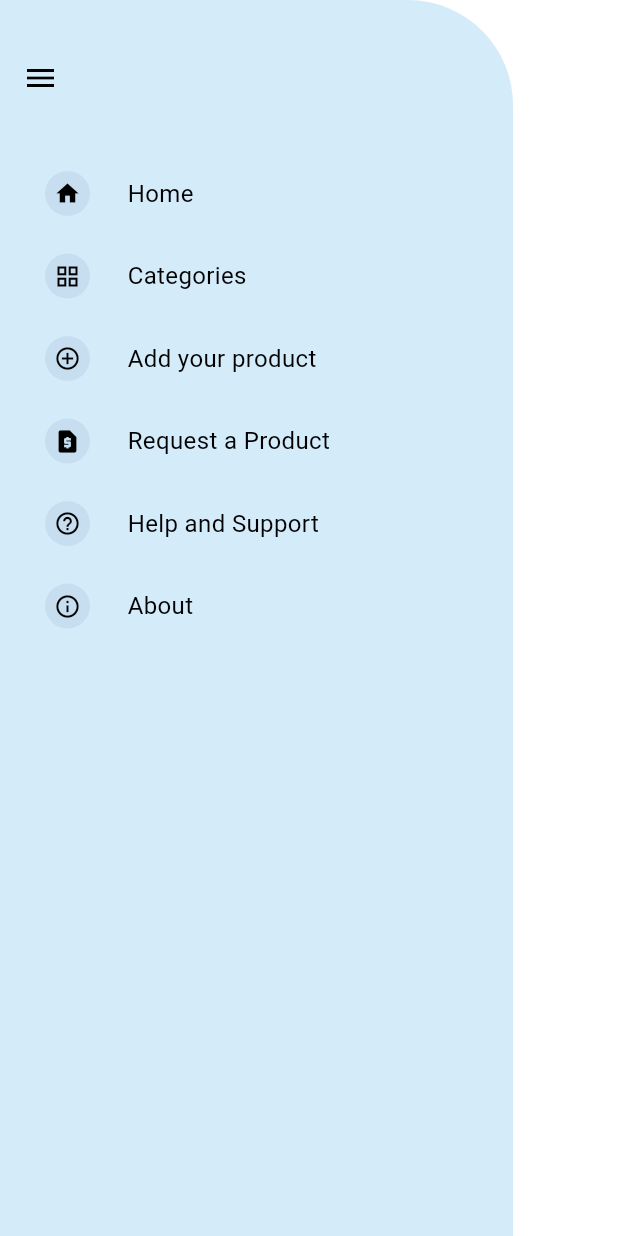
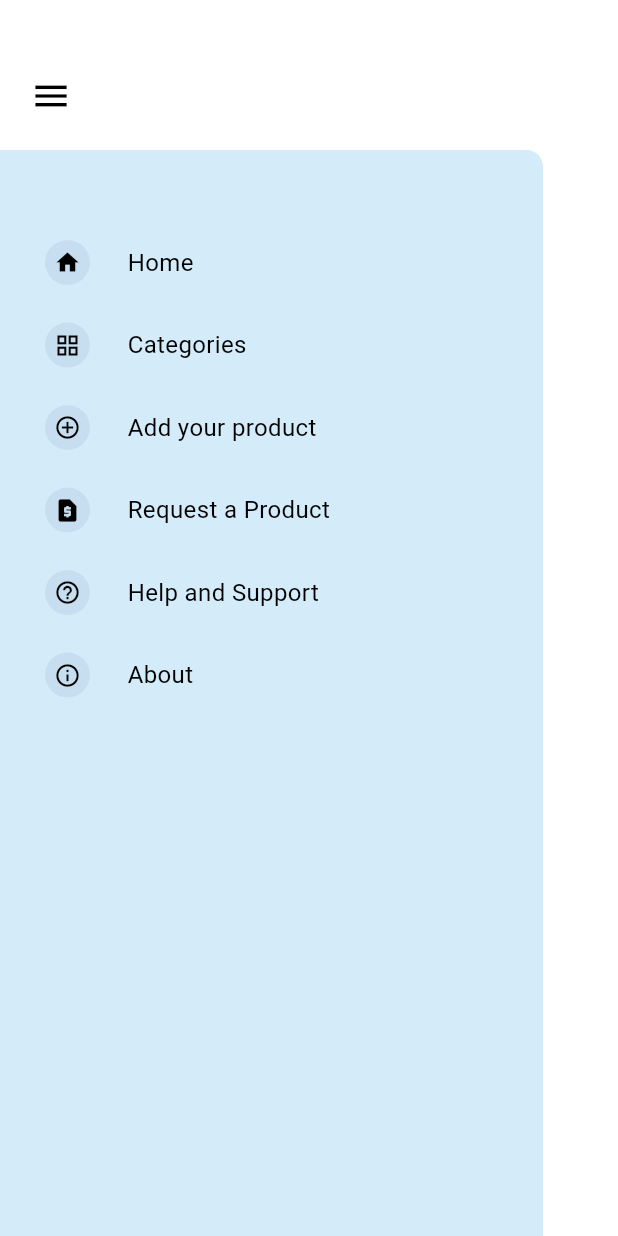
Before and after one commit to RushirajRavalji/GearCare, a Flutter app: the screen it shows after launch, after a tap on the "menu" icon, on a phone screen of 412 x 824 dp. Run offline on Flutter 3.47's test engine with Material 3 defaults, Android fonts, the phone set to English and light mode, and no system bars.

Commit message:
customized menu bar

```diff
--- a/lib/pages/about.dart
+++ b/lib/pages/about.dart
@@ -8,7 +8,7 @@ class About extends StatelessWidget {
     return Scaffold(
       backgroundColor: Colors.white,
       appBar: AppBar(
-        backgroundColor: Theme.of(context).colorScheme.background,
+        backgroundColor: Theme.of(context).colorScheme.primary,
         title: Text("about", style: TextStyle(color: Colors.black)),
       ),
       body: Center(child: Text("About screen")),
--- a/lib/pages/help_support.dart
+++ b/lib/pages/help_support.dart
@@ -8,7 +8,7 @@ class HelpSupport extends StatelessWidget {
     return Scaffold(
       backgroundColor: Colors.white,
       appBar: AppBar(
-        backgroundColor: Theme.of(context).colorScheme.background,
+        backgroundColor: Theme.of(context).colorScheme.primary,
         title: Text("Help and Support", style: TextStyle(color: Colors.black)),
       ),
       body: Center(child: Text("Help and support page")),
--- a/lib/pages/home.dart
+++ b/lib/pages/home.dart
@@ -120,13 +120,16 @@ class _HomeState extends State<Home> with SingleTickerProviderStateMixin {
               height: 45,
               decoration: BoxDecoration(
                 borderRadius: BorderRadius.circular(40),
-                border: Border.all(color: Colors.black, width: 2),
+                border: Border.all(color: Colors.black, width: 3),
               ),
               child: TextField(
                 decoration: InputDecoration(
                   hintText: "Search...",
                   border: InputBorder.none,
-                  contentPadding: EdgeInsets.symmetric(horizontal: 15),
+                  contentPadding: EdgeInsets.symmetric(
+                    vertical: 10,
+                    horizontal: 10,
+                  ),
                 ),
               ),
             ),
@@ -295,11 +298,16 @@ class DetailScreen extends StatelessWidget {
   Widget build(BuildContext context) {
     return Scaffold(
       appBar: AppBar(title: Text(title)),
-      body: Center(
-        child: Text(
-          "Welcome to $title",
-          style: TextStyle(fontSize: 24, fontWeight: FontWeight.bold),
-        ),
+      body: Column(
+        children: [
+          const SizedBox(height: 10),
+          Center(
+            child: Text(
+              "Welcome to $title",
+              style: const TextStyle(fontSize: 24, fontWeight: FontWeight.bold),
+            ),
+          ),
+        ],
       ),
     );
   }
--- a/lib/pages/menu.dart
+++ b/lib/pages/menu.dart
@@ -6,69 +6,152 @@ import 'package:gearcare/pages/help_support.dart';
 import 'package:gearcare/pages/home.dart';
 import 'package:gearcare/pages/request_product.dart';
 
-//! Custom Drawer (UI Matches Screenshot)
-class CustomDrawer extends StatelessWidget {
+class CustomDrawer extends StatefulWidget {
   const CustomDrawer({super.key});
 
   @override
+  _CustomDrawerState createState() => _CustomDrawerState();
+}
+
+class _CustomDrawerState extends State<CustomDrawer>
+    with SingleTickerProviderStateMixin {
+  late AnimationController _animationController;
+  late Animation<Offset> _slideAnimation;
+  bool _isClosing = false;
+
+  @override
+  void initState() {
+    super.initState();
+    // Initialize animation controller
+    _animationController = AnimationController(
+      duration: const Duration(milliseconds: 300),
+      vsync: this,
+    );
+
+    // Create slide animation from left to right
+    _slideAnimation = Tween<Offset>(
+      begin: const Offset(-1.0, 0.0), // Start off-screen to the left
+      end: Offset.zero, // End at the current position
+    ).animate(
+      CurvedAnimation(parent: _animationController, curve: Curves.easeOut),
+    );
+
+    // Start the slide-in animation when the drawer is first shown
+    _animationController.forward();
+  }
+
+  @override
+  void dispose() {
+    _animationController.dispose();
+    super.dispose();
+  }
+
+  void _closeDrawer() {
+    if (_isClosing) return;
+
+    setState(() {
+      _isClosing = true;
+    });
+
+    _animationController.reverse().then((_) {
+      if (mounted) {
+        Navigator.pop(context);
+      }
+    });
+  }
+
+  @override
   Widget build(BuildContext context) {
-    return Drawer(
+    return GestureDetector(
+      onTap: _closeDrawer,
+      child: Scaffold(
+        backgroundColor: Colors.transparent,
+        body: SlideTransition(
+          position: _slideAnimation,
+          child: Drawer(
             width: MediaQuery.of(context).size.width,
-      child: Padding(
-        padding: const EdgeInsets.only(right: 70),
+            child: Stack(
+              children: [
+                // Blue background container
+                Positioned(
+                  top: 100,
+                  left: 0,
+                  right: 50,
+                  bottom: 0,
                   child: Container(
                     decoration: BoxDecoration(
                       color: Color.fromARGB(255, 212, 235, 250),
-            borderRadius: BorderRadius.only(topRight: Radius.circular(70)),
+                      borderRadius: BorderRadius.only(
+                        topRight: Radius.circular(11),
                       ),
-          padding: EdgeInsets.symmetric(vertical: 40, horizontal: 15),
+                    ),
+                    padding: EdgeInsets.symmetric(vertical: 10, horizontal: 15),
                     child: Column(
                       crossAxisAlignment: CrossAxisAlignment.start,
                       children: [
-              InkWell(
-                onTap: () => Navigator.pop(context),
-                child: Icon(Icons.menu, color: Colors.black),
+                        SizedBox(height: 50),
+                        _buildDrawerItem(context, Icons.home, "Home", Home()),
+                        SizedBox(height: 25),
+                        _buildDrawerItem(
+                          context,
+                          Icons.grid_view,
+                          "Categories",
+                          Category(),
                         ),
-              SizedBox(height: 50),
-
-              drawerItem(context, Icons.home, "Home", Home()),
                         SizedBox(height: 25),
-
-              drawerItem(context, Icons.grid_view, "Categories", Category()),
-              SizedBox(height: 25),
-
-              drawerItem(
+                        _buildDrawerItem(
                           context,
                           Icons.add_circle_outline,
                           "Add your product",
                           Addproduct(),
                         ),
                         SizedBox(height: 25),
-
-              drawerItem(
+                        _buildDrawerItem(
                           context,
                           Icons.request_page,
                           "Request a Product",
                           RequestProduct(),
                         ),
                         SizedBox(height: 25),
-
-              drawerItem(
+                        _buildDrawerItem(
                           context,
                           Icons.help_outline,
                           "Help and Support",
                           HelpSupport(),
                         ),
                         SizedBox(height: 25),
-              drawerItem(context, Icons.info_outline, "About", About()),
+                        _buildDrawerItem(
+                          context,
+                          Icons.info_outline,
+                          "About",
+                          About(),
+                        ),
                       ],
+                    ),
+                  ),
+                ),
+
+                // Menu button positioned lower and with more padding
+                Positioned(
+                  top: 40,
+                  left: 10,
+                  child: InkWell(
+                    onTap: _closeDrawer,
+                    child: Container(
+                      padding: EdgeInsets.all(10),
+                      child: Icon(Icons.menu, color: Colors.black, size: 28),
+                    ),
+                  ),
+                ),
+              ],
+            ),
           ),
         ),
       ),
     );
   }
 
-  Widget drawerItem(
+  Widget _buildDrawerItem(
     BuildContext context,
     IconData icon,
     String title,
@@ -76,9 +159,22 @@ class CustomDrawer extends StatelessWidget {
   ) {
     return InkWell(
       onTap: () {
-        Navigator.push(
+        // Use pushReplacement to avoid multiple screen stacks
+        Navigator.pushReplacement(
           context,
-          MaterialPageRoute(builder: (context) => screen),
+          PageRouteBuilder(
+            pageBuilder: (context, animation1, animation2) => screen,
+            transitionDuration: Duration(milliseconds: 300),
+            transitionsBuilder: (context, animation1, animation2, child) {
+              return SlideTransition(
+                position: Tween<Offset>(
+                  begin: const Offset(1.0, 0.0),
+                  end: Offset.zero,
+                ).animate(animation1),
+                child: child,
+              );
+            },
+          ),
         );
       },
       child: Row(
--- a/lib/pages/request_product.dart
+++ b/lib/pages/request_product.dart
@@ -8,7 +8,7 @@ class RequestProduct extends StatelessWidget {
     return Scaffold(
       backgroundColor: Colors.white,
       appBar: AppBar(
-        backgroundColor: Theme.of(context).colorScheme.background,
+        backgroundColor: Theme.of(context).colorScheme.primary,
         title: Text("Request Product", style: TextStyle(color: Colors.black)),
       ),
       body: Center(child: Text("Request product page")),
```
Lines whose indentation alone changed are shown as unchanged.
